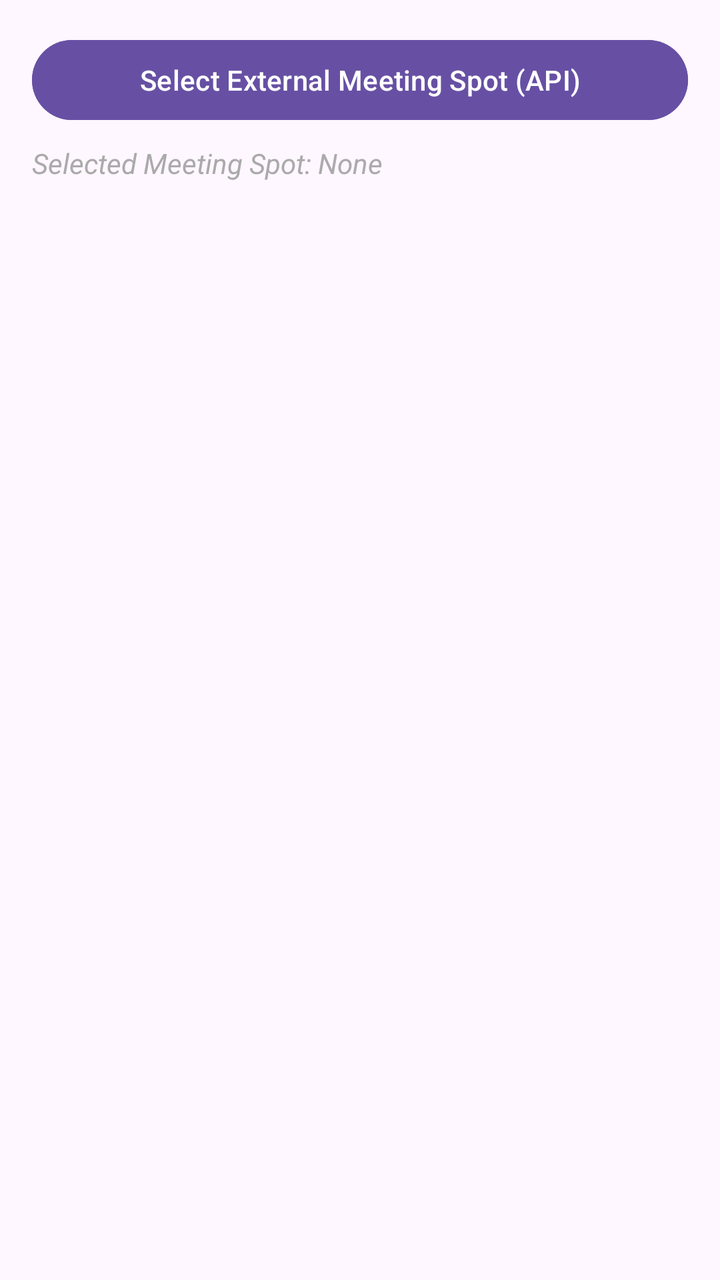
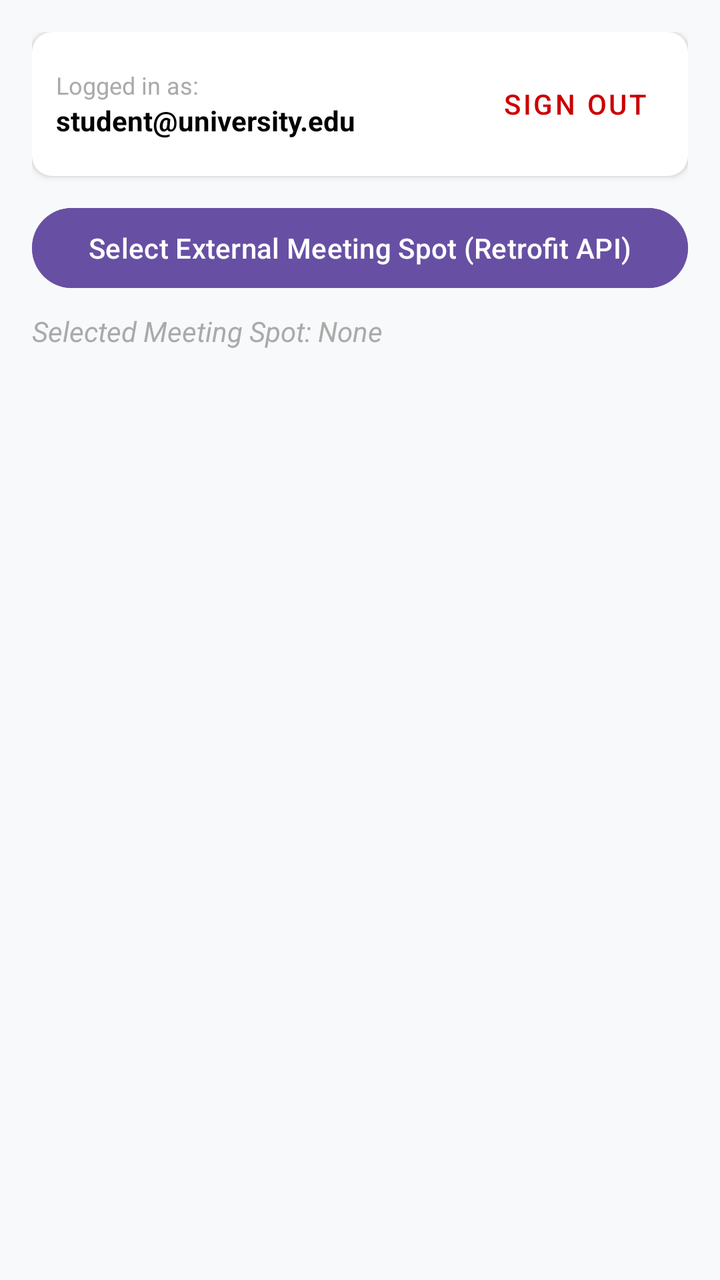

An Android layout rendered at two revisions. The XML below is the earlier revision; the diff shows what the commit changed to produce the second picture.
<!-- AndroidManifest.xml: application theme Theme.SkillSwap -->
<!-- res/layout/activity_main.xml -->
<?xml version="1.0" encoding="utf-8"?>
<LinearLayout xmlns:android="http://schemas.android.com/apk/res/android"
    android:layout_width="match_parent"
    android:layout_height="match_parent"
    android:orientation="vertical"
    android:padding="16dp">

    
    <Button
        android:id="@+id/btnSelectLocation"
        android:layout_width="match_parent"
        android:layout_height="wrap_content"
        android:text="Select External Meeting Spot (API)"
        android:backgroundTint="?attr/colorPrimary"
        android:textColor="@android:color/white"
        android:layout_marginBottom="8dp" />

    
    <TextView
        android:id="@+id/tvSelectedLocation"
        android:layout_width="match_parent"
        android:layout_height="wrap_content"
        android:text="Selected Meeting Spot: None"
        android:textSize="14sp"
        android:textStyle="italic"
        android:textColor="@android:color/darker_gray"
        android:layout_marginBottom="12dp" />

    
    <androidx.recyclerview.widget.RecyclerView
        android:id="@+id/recyclerViewSkills"
        android:layout_width="match_parent"
        android:layout_height="0dp"
        android:layout_weight="1" />

</LinearLayout>
<!-- resources referenced by this layout -->
<resources>
  <style name="Theme.SkillSwap" parent="Base.Theme.SkillSwap" />
  <style name="Base.Theme.SkillSwap" parent="Theme.Material3.DayNight.NoActionBar">
          
          
      </style>
</resources>

<!-- the commit's change to res/layout/activity_main.xml (unified diff, before → after) -->
@@ -1,16 +1,69 @@
 <?xml version="1.0" encoding="utf-8"?>
 <LinearLayout xmlns:android="http://schemas.android.com/apk/res/android"
+    xmlns:app="http://schemas.android.com/apk/res-auto"
     android:layout_width="match_parent"
     android:layout_height="match_parent"
     android:orientation="vertical"
-    android:padding="16dp">
+    android:padding="16dp"
+    android:background="#F8F9FA">
+
+    
+    <androidx.cardview.widget.CardView
+        android:layout_width="match_parent"
+        android:layout_height="wrap_content"
+        android:layout_marginBottom="12dp"
+        app:cardCornerRadius="10dp"
+        app:cardElevation="2dp"
+        app:cardBackgroundColor="#FFFFFF">
+
+        <LinearLayout
+            android:layout_width="match_parent"
+            android:layout_height="wrap_content"
+            android:orientation="horizontal"
+            android:padding="12dp"
+            android:gravity="center_vertical">
+
+            <LinearLayout
+                android:layout_width="0dp"
+                android:layout_height="wrap_content"
+                android:layout_weight="1"
+                android:orientation="vertical">
+
+                <TextView
+                    android:id="@+id/tvUserHeader"
+                    android:layout_width="wrap_content"
+                    android:layout_height="wrap_content"
+                    android:text="Logged in as:"
+                    android:textColor="@android:color/darker_gray"
+                    android:textSize="12sp" />
+
+                <TextView
+                    android:id="@+id/tvUserEmail"
+                    android:layout_width="wrap_content"
+                    android:layout_height="wrap_content"
+                    android:text="student@university.edu"
+                    android:textColor="@android:color/black"
+                    android:textSize="14sp"
+                    android:textStyle="bold" />
+            </LinearLayout>
+
+            <Button
+                android:id="@+id/btnLogout"
+                android:layout_width="wrap_content"
+                android:layout_height="wrap_content"
+                style="@style/Widget.MaterialComponents.Button.TextButton"
+                android:text="Sign Out"
+                android:textColor="@android:color/holo_red_dark" />
+
+        </LinearLayout>
+    </androidx.cardview.widget.CardView>
 
     
     <Button
         android:id="@+id/btnSelectLocation"
         android:layout_width="match_parent"
         android:layout_height="wrap_content"
-        android:text="Select External Meeting Spot (API)"
+        android:text="Select External Meeting Spot (Retrofit API)"
         android:backgroundTint="?attr/colorPrimary"
         android:textColor="@android:color/white"
         android:layout_marginBottom="8dp" />
